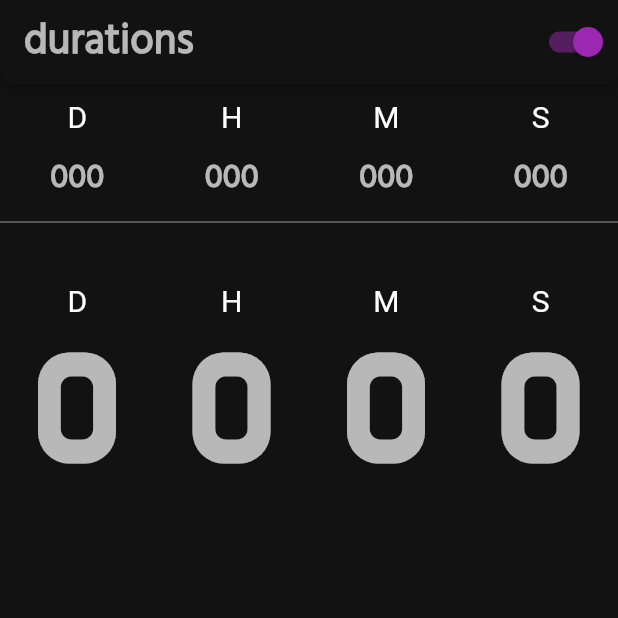
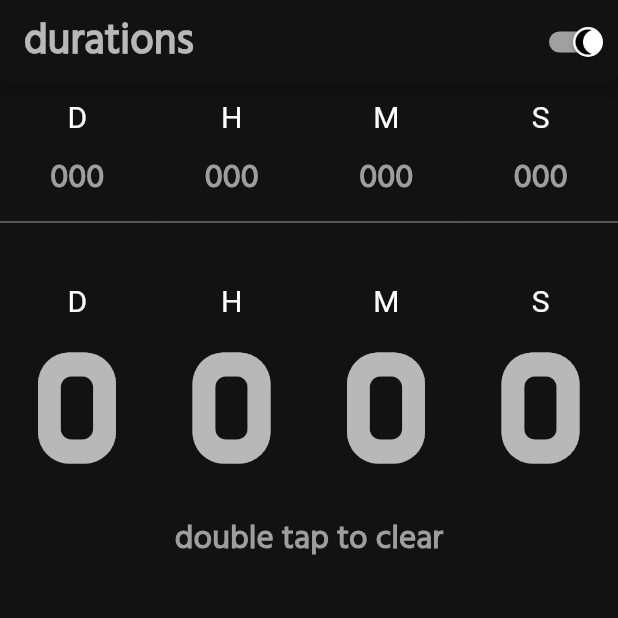
Before and after one commit to ntflix/durations, a Flutter app: the screen it shows after launch, on a phone screen of 412 x 824 dp, the top half of it. Run offline on Flutter 3.47's test engine with Material 2 defaults, Android fonts, the phone set to English and light mode, and no system bars; our stand-ins replace dynamic_theme, shared_preferences.

Commit message:
works, looks nice, just needs validation

```diff
--- a/lib/main.dart
+++ b/lib/main.dart
@@ -21,8 +21,8 @@ class MyApp extends StatelessWidget {
       defaultBrightness: Brightness.dark,
       data: (brightness) => new ThemeData(  // bit messy
         brightness: brightness == Brightness.dark ? Brightness.dark : Brightness.light,
-        accentColor: brightness == Brightness.dark ? Colors.purple : Colors.pink,
-        primarySwatch:  brightness == Brightness.dark ? Colors.purple : Colors.pink,
+        accentColor: brightness == Brightness.dark ? Colors.white : Colors.black,
+        primarySwatch:  brightness == Brightness.dark ? Colors.red : Colors.pink,
         primaryColor:  brightness == Brightness.dark ? Color.fromARGB(255, 18, 18, 18) : Color.fromARGB(255, 237, 237, 237),
         primaryTextTheme: TextTheme(
           headline: TextStyle(fontSize: 48.0, fontFamily: 'Dohyeon', fontWeight: FontWeight.bold, color:  brightness == Brightness.dark ? Colors.white70 : Colors.black87),
--- a/lib/pages/duration.dart
+++ b/lib/pages/duration.dart
@@ -13,6 +13,12 @@ class DurationPage extends StatefulWidget {
 }
 
 class _DurationPageState extends State<DurationPage> {
+  List<TextEditingController> _controllers = [
+    new TextEditingController(),
+    new TextEditingController(),
+    new TextEditingController(),
+    new TextEditingController(),
+  ];
   List<String> inputs = List.filled(4,"0");
   final numColumns = 4;
   var value = true;
@@ -58,6 +64,19 @@ class _DurationPageState extends State<DurationPage> {
     return p;
   }
 
+  void _clear() {
+    duration = Duration(seconds: 0);
+    seconds = 0;
+    minutes = 0;
+    hours = 0;
+    days = 0;
+    _controllers.forEach((controller) => controller.clear());
+    for (int i = 0; i < inputs.length; i++){
+      inputs[i] = ""  ;
+    }
+    setState(() {});
+  }
+
   @override
   void initState() {
     getTheme().then((val) => value = val);
@@ -72,6 +91,9 @@ class _DurationPageState extends State<DurationPage> {
   @override
   Widget build(BuildContext context) {
     return GestureDetector(
+      onDoubleTap: () {
+        _clear();
+      },
       onTap: () {
         FocusScope.of(context).requestFocus(new FocusNode());
       },
@@ -91,8 +113,11 @@ class _DurationPageState extends State<DurationPage> {
                 });
               },
               activeColor: DynamicTheme.of(context).data.accentColor,
+              activeTrackColor: DynamicTheme.of(context).data.accentColor.withOpacity(0.6),
               inactiveThumbColor: DynamicTheme.of(context).data.accentColor,
               inactiveTrackColor: DynamicTheme.of(context).data.accentColor.withOpacity(0.6),
+              activeThumbImage: ExactAssetImage("assets/moon-light.png"),
+              inactiveThumbImage: ExactAssetImage("assets/moon-dark.png"),
             ),
           ],
           shape: RoundedRectangleBorder(
@@ -144,11 +169,12 @@ class _DurationPageState extends State<DurationPage> {
                         keyboardType: TextInputType.number,
                         textAlign: TextAlign.center,
                         style: DynamicTheme.of(context).data.textTheme.title.copyWith(fontSize: 22),
+                        controller: _controllers[0],
                         decoration: InputDecoration(
                           border: UnderlineInputBorder(borderSide: BorderSide(color: DynamicTheme.of(context).data.accentColor)),
                           focusedBorder: UnderlineInputBorder(borderSide: BorderSide(color: DynamicTheme.of(context).data.accentColor)),
                           hintText: "000",
-                          hintStyle:  DynamicTheme.of(context).data.primaryTextTheme.title.copyWith(fontSize: 22),
+                          hintStyle:  DynamicTheme.of(context).data.primaryTextTheme.title.copyWith(fontSize: 22, color: Colors.grey),
                         ),
                       ),
                     ),
@@ -162,11 +188,12 @@ class _DurationPageState extends State<DurationPage> {
                         keyboardType: TextInputType.number,
                         textAlign: TextAlign.center,
                         style: DynamicTheme.of(context).data.textTheme.title.copyWith(fontSize: 22),
+                        controller: _controllers[1],
                         decoration: InputDecoration(
                           border: UnderlineInputBorder(borderSide: BorderSide(color: DynamicTheme.of(context).data.accentColor)),
                           focusedBorder: UnderlineInputBorder(borderSide: BorderSide(color: DynamicTheme.of(context).data.accentColor)),
                           hintText: "000",
-                          hintStyle:  DynamicTheme.of(context).data.primaryTextTheme.title.copyWith(fontSize: 22),
+                          hintStyle:  DynamicTheme.of(context).data.primaryTextTheme.title.copyWith(fontSize: 22, color: Colors.grey),
                         )
                       ),
                     ),
@@ -180,11 +207,12 @@ class _DurationPageState extends State<DurationPage> {
                         keyboardType: TextInputType.number,
                         textAlign: TextAlign.center,
                         style: DynamicTheme.of(context).data.textTheme.title.copyWith(fontSize: 22),
+                        controller: _controllers[2],
                         decoration: InputDecoration(
                           border: UnderlineInputBorder(borderSide: BorderSide(color: DynamicTheme.of(context).data.accentColor)),
                           focusedBorder: UnderlineInputBorder(borderSide: BorderSide(color: DynamicTheme.of(context).data.accentColor)),
                           hintText: "000",
-                          hintStyle:  DynamicTheme.of(context).data.primaryTextTheme.title.copyWith(fontSize: 22),
+                          hintStyle:  DynamicTheme.of(context).data.primaryTextTheme.title.copyWith(fontSize: 22, color: Colors.grey),
                         )
                       ),
                     ),
@@ -198,11 +226,12 @@ class _DurationPageState extends State<DurationPage> {
                         keyboardType: TextInputType.number,
                         textAlign: TextAlign.center,
                         style: DynamicTheme.of(context).data.textTheme.title.copyWith(fontSize: 22),
+                        controller: _controllers[3],
                         decoration: InputDecoration(
                           border: UnderlineInputBorder(borderSide: BorderSide(color: DynamicTheme.of(context).data.accentColor)),
                           focusedBorder: UnderlineInputBorder(borderSide: BorderSide(color: DynamicTheme.of(context).data.accentColor)),
                           hintText: "000",
-                          hintStyle:  DynamicTheme.of(context).data.primaryTextTheme.title.copyWith(fontSize: 22),
+                          hintStyle:  DynamicTheme.of(context).data.primaryTextTheme.title.copyWith(fontSize: 22, color: Colors.grey),    // I really should make an object instead of just copying code
                         ),
                       ),
                     ),
@@ -250,7 +279,7 @@ class _DurationPageState extends State<DurationPage> {
                     ),
                     Container(
                       width: MediaQuery.of(context).size.width / numColumns,
-                      child: Center(child: Text(minutes.toString(), style: DynamicTheme.of(context).data.primaryTextTheme.headline.copyWith(fontSize: (MediaQuery.of(context).size.width / numColumns)/minutes.toString().length)))
+                      child: Center(child: Text(minutes.toString(), style: DynamicTheme .of(context).data.primaryTextTheme.headline.copyWith(fontSize: (MediaQuery.of(context).size.width / numColumns)/minutes.toString().length)))
                     ),
                     Container(
                       width: MediaQuery.of(context).size.width / numColumns,
@@ -259,6 +288,11 @@ class _DurationPageState extends State<DurationPage> {
                   ],
                 ),
               ),
+
+              Container(
+                margin: EdgeInsets.only(top: 10),
+                child: Text("double tap to clear", style: DynamicTheme.of(context).data.primaryTextTheme.title.copyWith(fontSize: 22, color: Colors.grey))
+              ),
             ],
           ),
         ),
```
Also changed, not shown: assets/moon-dark.png (added), assets/moon-light.png (added), 1 other file.
